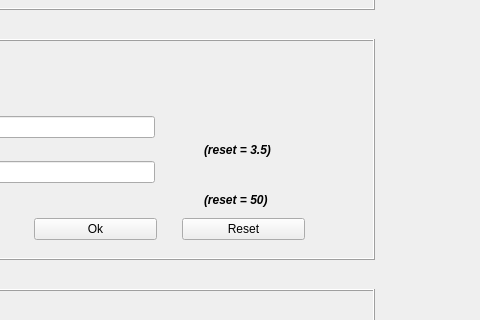
First picture: the form in projekat/dialog.ui, repository nikolagit91/Racunarska_projekat, before the edit; both pictures show x 326 to 806 and y 301 to 621 of the 806 by 807 pixel window.
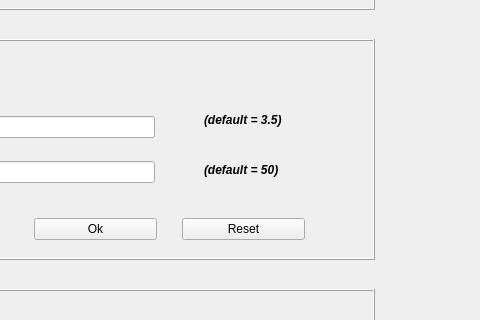
Second picture: the form after the edit. Icons and pictures are not drawn. Custom widgets are drawn as their Qt base class.

Commit message: update prije passiv buzzera

Patch:
```diff
--- a/projekat/dialog.ui
+++ b/projekat/dialog.ui
@@ -212,8 +212,8 @@
     <property name="geometry">
      <rect>
       <x>420</x>
-      <y>100</y>
-      <width>68</width>
+      <y>70</y>
+      <width>81</width>
       <height>22</height>
      </rect>
     </property>
@@ -226,15 +226,15 @@
      </font>
     </property>
     <property name="text">
-     <string>(reset = 3.5)</string>
+     <string>(default = 3.5)</string>
     </property>
    </widget>
    <widget class="QLabel" name="label_4">
     <property name="geometry">
      <rect>
       <x>420</x>
-      <y>150</y>
-      <width>68</width>
+      <y>120</y>
+      <width>81</width>
       <height>22</height>
      </rect>
     </property>
@@ -247,7 +247,7 @@
      </font>
     </property>
     <property name="text">
-     <string>(reset = 50)</string>
+     <string>(default = 50)</string>
     </property>
    </widget>
    <widget class="QLabel" name="label_6">
```
The commit also changes 2 other files.
